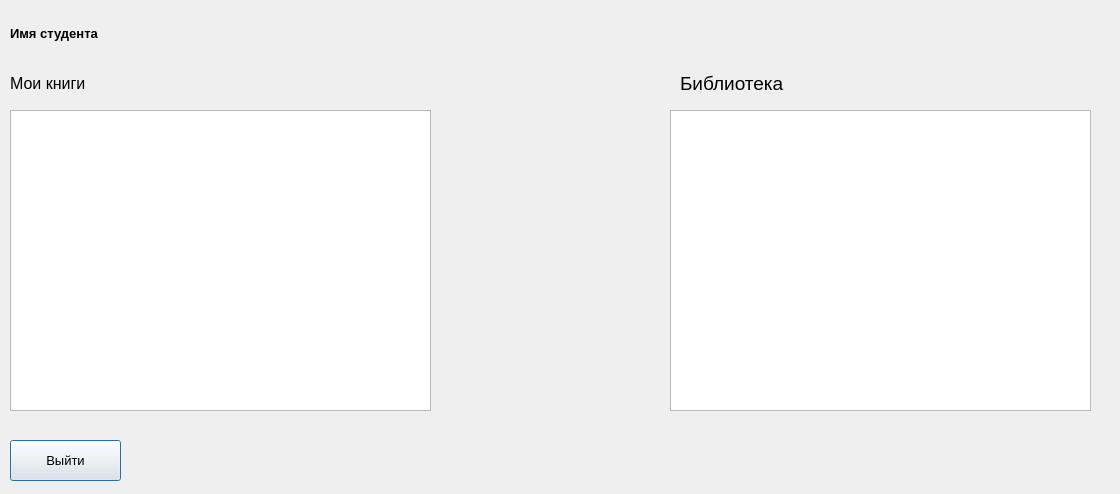
Above: studentform.ui from sudovag3/mstu-work-qt before the change. Below: the same form after it.
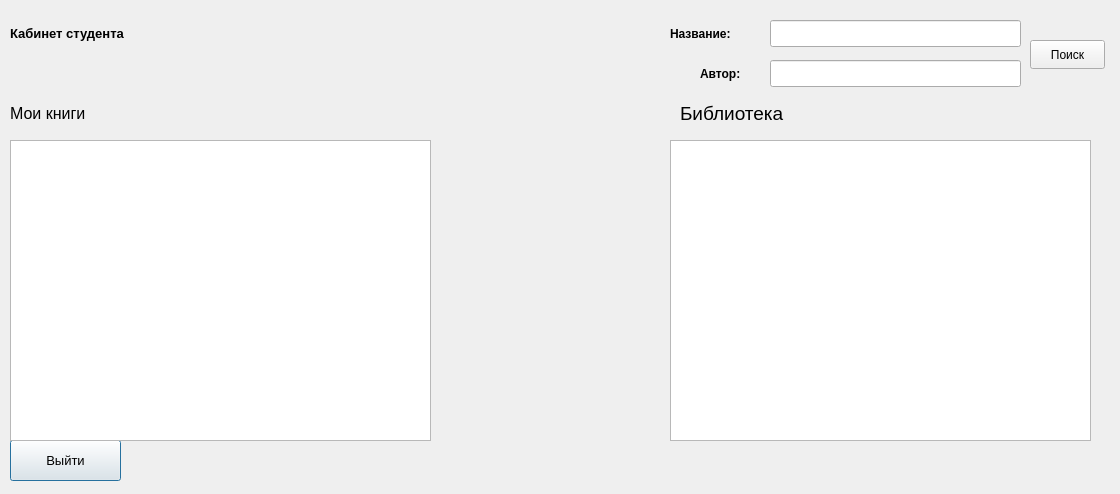
That is the form after the change.

The edit to the form file:
```diff
--- a/studentform.ui
+++ b/studentform.ui
@@ -29,7 +29,7 @@
     <enum>QFrame::Plain</enum>
    </property>
    <property name="text">
-    <string>&lt;html&gt;&lt;head/&gt;&lt;body&gt;&lt;p&gt;&lt;span style=&quot; font-size:10pt; font-weight:600;&quot;&gt;Имя студента&lt;/span&gt;&lt;/p&gt;&lt;/body&gt;&lt;/html&gt;</string>
+    <string>&lt;html&gt;&lt;head/&gt;&lt;body&gt;&lt;p&gt;&lt;span style=&quot; font-size:10pt; font-weight:600;&quot;&gt;Кабинет студента&lt;/span&gt;&lt;/p&gt;&lt;/body&gt;&lt;/html&gt;</string>
    </property>
    <property name="textFormat">
     <enum>Qt::AutoText</enum>
@@ -57,7 +57,7 @@
    <property name="geometry">
     <rect>
      <x>670</x>
-     <y>110</y>
+     <y>140</y>
      <width>421</width>
      <height>301</height>
     </rect>
@@ -67,7 +67,7 @@
    <property name="geometry">
     <rect>
      <x>10</x>
-     <y>70</y>
+     <y>100</y>
      <width>401</width>
      <height>28</height>
     </rect>
@@ -80,7 +80,7 @@
    <property name="geometry">
     <rect>
      <x>680</x>
-     <y>70</y>
+     <y>100</y>
      <width>141</width>
      <height>28</height>
     </rect>
@@ -93,12 +93,83 @@
    <property name="geometry">
     <rect>
      <x>10</x>
-     <y>110</y>
+     <y>140</y>
      <width>421</width>
      <height>301</height>
     </rect>
    </property>
   </widget>
+  <widget class="QLabel" name="label_9">
+   <property name="geometry">
+    <rect>
+     <x>700</x>
+     <y>60</y>
+     <width>61</width>
+     <height>28</height>
+    </rect>
+   </property>
+   <property name="text">
+    <string>&lt;html&gt;&lt;head/&gt;&lt;body&gt;&lt;p&gt;&lt;span style=&quot; font-weight:600;&quot;&gt;Автор:&lt;/span&gt;&lt;/p&gt;&lt;/body&gt;&lt;/html&gt;</string>
+   </property>
+  </widget>
+  <widget class="QLineEdit" name="searchAutorEdit">
+   <property name="geometry">
+    <rect>
+     <x>770</x>
+     <y>60</y>
+     <width>251</width>
+     <height>27</height>
+    </rect>
+   </property>
+   <property name="sizePolicy">
+    <sizepolicy hsizetype="Expanding" vsizetype="Fixed">
+     <horstretch>6</horstretch>
+     <verstretch>0</verstretch>
+    </sizepolicy>
+   </property>
+  </widget>
+  <widget class="QLabel" name="label_8">
+   <property name="geometry">
+    <rect>
+     <x>670</x>
+     <y>20</y>
+     <width>91</width>
+     <height>28</height>
+    </rect>
+   </property>
+   <property name="text">
+    <string>&lt;html&gt;&lt;head/&gt;&lt;body&gt;&lt;p&gt;&lt;span style=&quot; font-weight:600;&quot;&gt;Название:&lt;/span&gt;&lt;/p&gt;&lt;/body&gt;&lt;/html&gt;</string>
+   </property>
+  </widget>
+  <widget class="QLineEdit" name="searchTitleEdit">
+   <property name="geometry">
+    <rect>
+     <x>770</x>
+     <y>20</y>
+     <width>251</width>
+     <height>27</height>
+    </rect>
+   </property>
+   <property name="sizePolicy">
+    <sizepolicy hsizetype="Expanding" vsizetype="Fixed">
+     <horstretch>6</horstretch>
+     <verstretch>0</verstretch>
+    </sizepolicy>
+   </property>
+  </widget>
+  <widget class="QPushButton" name="searchButton">
+   <property name="geometry">
+    <rect>
+     <x>1030</x>
+     <y>40</y>
+     <width>75</width>
+     <height>29</height>
+    </rect>
+   </property>
+   <property name="text">
+    <string>Поиск</string>
+   </property>
+  </widget>
  </widget>
  <resources/>
  <connections/>
```
